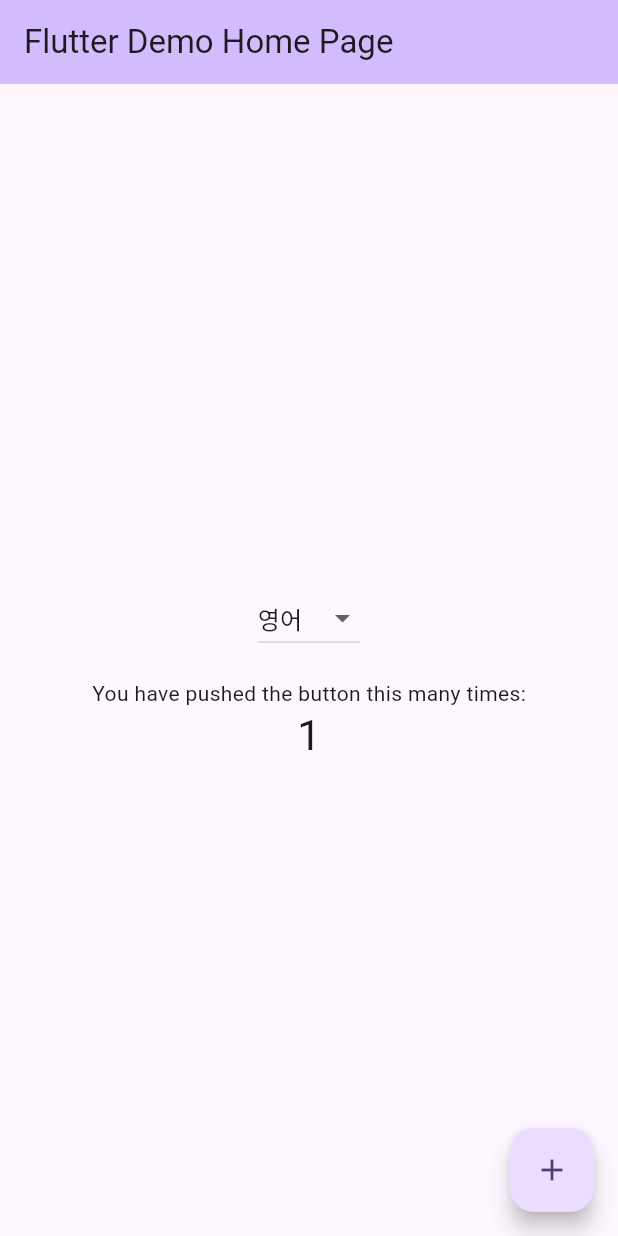
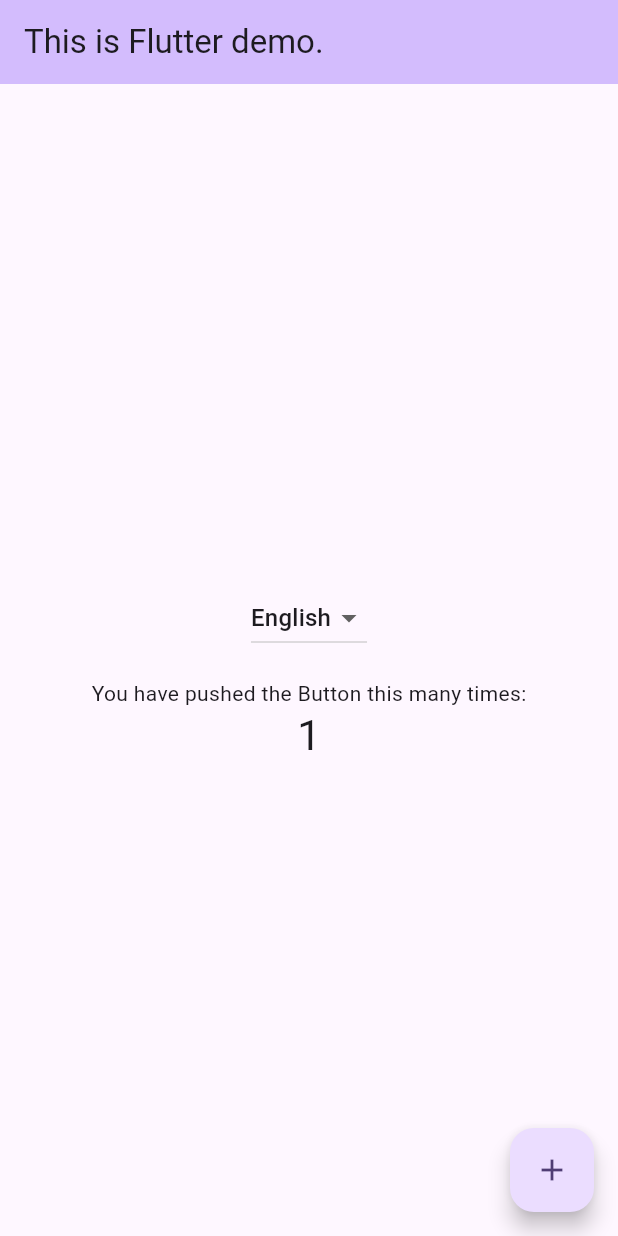
Before and after one commit to HiHoi/multi_language, a Flutter app: the screen it shows after launch, after a tap on the "add" icon, on a phone screen of 412 x 824 dp. Run offline on Flutter 3.47's test engine with Material 3 defaults, Android fonts, the phone set to English and light mode, and no system bars; our stand-ins replace easy_localization.

Commit message:
feat: args is setting and init value is set up

```diff
--- a/assets/translations/en.json
+++ b/assets/translations/en.json
@@ -1,4 +1,4 @@
 {
-    "Flutter Demo Home Page": "Flutter Demo Home Page",
-    "You have pushed the button this many times:": "You have pushed the button this many times:"
+    "Flutter Demo Home Page": "This is {} demo.",
+    "You have pushed the button this many times:": "You have pushed the {name} this many times:"
 }
--- a/assets/translations/ko.json
+++ b/assets/translations/ko.json
@@ -1,4 +1,4 @@
 {
-    "Flutter Demo Home Page": "플러터 데모 홈 페이지",
-    "You have pushed the button this many times:": "버튼을 이렇게 많이 눌렀습니다:"
+    "Flutter Demo Home Page": "이것은 {} 데모입니다.",
+    "You have pushed the button this many times:": "{name}을 이렇게 많이 눌렀습니다:"
 }
--- a/lib/counter_screen.dart
+++ b/lib/counter_screen.dart
@@ -12,11 +12,17 @@ class MyHomePage extends StatefulWidget {
 
 class _MyHomePageState extends State<MyHomePage> {
   int _counter = 0;
-  String _selectedLanguage = '2';
+  String _selectedLanguage = 'en';
+
+  @override
+  void didChangeDependencies() {
+    super.didChangeDependencies();
+    _selectedLanguage = context.locale.toString();
+  }
 
   final List<DropdownMenuItem<String>> items = [
-    const DropdownMenuItem(child: Text('한국어'), value: '1'),
-    const DropdownMenuItem(child: Text('영어'), value: '2'),
+    const DropdownMenuItem(child: Text('한국어'), value: 'ko'),
+    const DropdownMenuItem(child: Text('English'), value: 'en'),
   ];
 
   void _incrementCounter() {
@@ -29,10 +35,10 @@ class _MyHomePageState extends State<MyHomePage> {
     setState(() {
       _selectedLanguage = value!;
       switch (value) {
-        case '1':
+        case 'ko':
           context.setLocale(const Locale('ko'));
           break;
-        case '2':
+        case 'en':
           context.setLocale(const Locale('en'));
           break;
       }
@@ -44,7 +50,7 @@ class _MyHomePageState extends State<MyHomePage> {
     return Scaffold(
       appBar: AppBar(
         backgroundColor: Theme.of(context).colorScheme.inversePrimary,
-        title: Text(widget.title).tr(),
+        title: Text(widget.title).tr(args: ['Flutter']),
       ),
       body: Center(
         child: Column(
@@ -60,7 +66,7 @@ class _MyHomePageState extends State<MyHomePage> {
             ),
             const Text(
               'You have pushed the button this many times:',
-            ).tr(),
+            ).tr(namedArgs: {'name': 'Button'}),
             Text(
               '$_counter',
               style: Theme.of(context).textTheme.headlineMedium,
```
